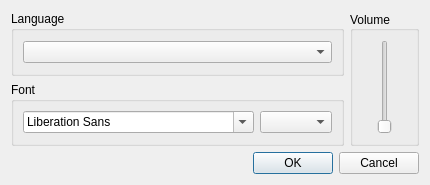
This is src/preferences.ui in mehdioa/qtmind as Qt 5 draws it before an edit. The edited form follows.
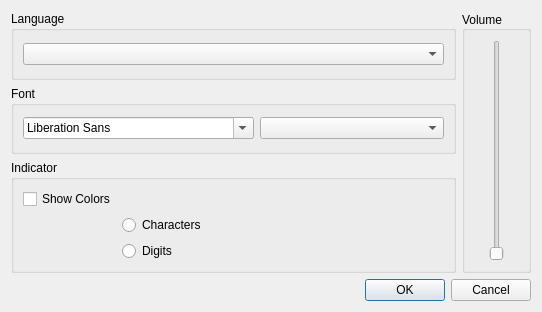
This is the edited form.

Patch:
```diff
--- a/src/preferences.ui
+++ b/src/preferences.ui
@@ -6,8 +6,8 @@
    <rect>
     <x>0</x>
     <y>0</y>
-    <width>385</width>
-    <height>185</height>
+    <width>542</width>
+    <height>312</height>
    </rect>
   </property>
   <property name="windowTitle">
@@ -65,6 +65,42 @@
          </layout>
         </widget>
        </item>
+       <item>
+        <widget class="QGroupBox" name="groupBox_4">
+         <property name="sizePolicy">
+          <sizepolicy hsizetype="Expanding" vsizetype="Preferred">
+           <horstretch>0</horstretch>
+           <verstretch>0</verstretch>
+          </sizepolicy>
+         </property>
+         <property name="title">
+          <string>Indicator</string>
+         </property>
+         <layout class="QFormLayout" name="formLayout">
+          <item row="0" column="0">
+           <widget class="QCheckBox" name="showColorsCheckBox">
+            <property name="text">
+             <string>Show Colors</string>
+            </property>
+           </widget>
+          </item>
+          <item row="2" column="1">
+           <widget class="QRadioButton" name="characterRadioButton">
+            <property name="text">
+             <string>Characters</string>
+            </property>
+           </widget>
+          </item>
+          <item row="3" column="1">
+           <widget class="QRadioButton" name="digitRadioButton">
+            <property name="text">
+             <string>Digits</string>
+            </property>
+           </widget>
+          </item>
+         </layout>
+        </widget>
+       </item>
       </layout>
      </item>
      <item>
```
